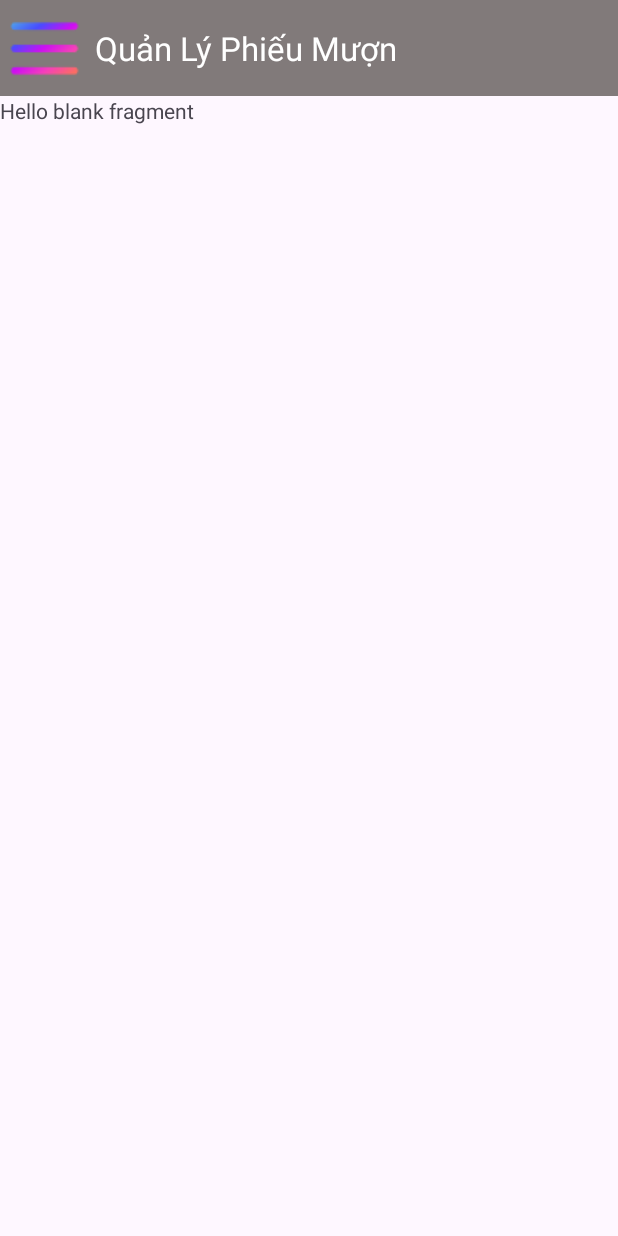
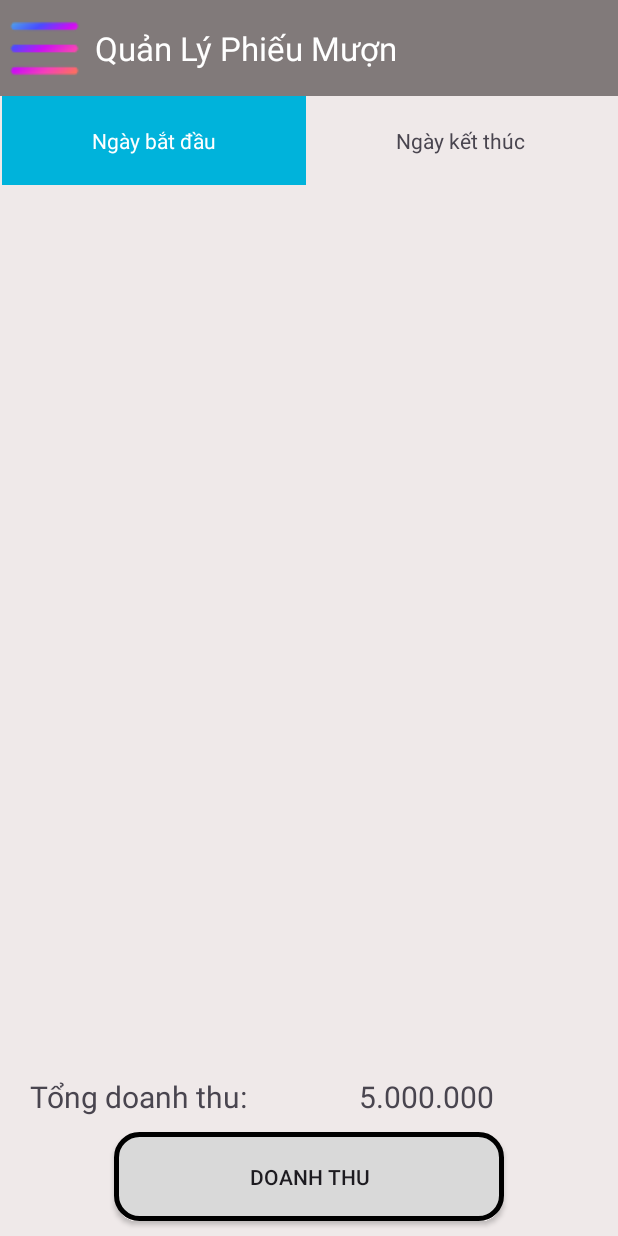
Before and after one commit to tritoan24/Khopro, an Android app: the fragment ThongKeFragment placed in its activity, on a phone screen of 412 x 824 dp. Run offline under Robolectric (Android 15) with nearby library versions, the phone set to English and light mode, and no system bars.

Commit message:
Manh Hieu BanAnDAO, fragment_q_l_ban_an.xml, fragment_thong_ke.xml

```diff
--- a/app/src/main/java/com/ph32395/khopro/Fragment/ThongKeFragment.java
+++ b/app/src/main/java/com/ph32395/khopro/Fragment/ThongKeFragment.java
@@ -1,5 +1,6 @@
 package com.ph32395.khopro.Fragment;
 
+import android.app.DatePickerDialog;
 import android.os.Bundle;
 
 import androidx.fragment.app.Fragment;
@@ -7,60 +8,96 @@ import androidx.fragment.app.Fragment;
 import android.view.LayoutInflater;
 import android.view.View;
 import android.view.ViewGroup;
+import android.widget.Button;
+import android.widget.DatePicker;
+import android.widget.ListView;
+import android.widget.TextView;
 
 import com.ph32395.khopro.R;
 
-/**
- * A simple {@link Fragment} subclass.
- * Use the {@link ThongKeFragment#newInstance} factory method to
- * create an instance of this fragment.
- */
+import java.util.Calendar;
+
 public class ThongKeFragment extends Fragment {
 
-    // TODO: Rename parameter arguments, choose names that match
-    // the fragment initialization parameters, e.g. ARG_ITEM_NUMBER
-    private static final String ARG_PARAM1 = "param1";
-    private static final String ARG_PARAM2 = "param2";
-
-    // TODO: Rename and change types of parameters
-    private String mParam1;
-    private String mParam2;
-
-    public ThongKeFragment() {
-        // Required empty public constructor
-    }
-
-    /**
-     * Use this factory method to create a new instance of
-     * this fragment using the provided parameters.
-     *
-     * @param param1 Parameter 1.
-     * @param param2 Parameter 2.
-     * @return A new instance of fragment ThongKeFragment.
-     */
-    // TODO: Rename and change types and number of parameters
-    public static ThongKeFragment newInstance(String param1, String param2) {
-        ThongKeFragment fragment = new ThongKeFragment();
-        Bundle args = new Bundle();
-        args.putString(ARG_PARAM1, param1);
-        args.putString(ARG_PARAM2, param2);
-        fragment.setArguments(args);
-        return fragment;
-    }
-
-    @Override
-    public void onCreate(Bundle savedInstanceState) {
-        super.onCreate(savedInstanceState);
-        if (getArguments() != null) {
-            mParam1 = getArguments().getString(ARG_PARAM1);
-            mParam2 = getArguments().getString(ARG_PARAM2);
-        }
-    }
+    TextView tv_ngayBatDau, tv_ngayKetThuc, tv_thongDoanhThu;
+    Button btn_doanhThu;
+    ListView lv_doanhThu;
 
     @Override
     public View onCreateView(LayoutInflater inflater, ViewGroup container,
                              Bundle savedInstanceState) {
         // Inflate the layout for this fragment
-        return inflater.inflate(R.layout.fragment_thong_ke, container, false);
+        View v = inflater.inflate(R.layout.fragment_thong_ke, container, false);
+        tv_ngayBatDau = v.findViewById(R.id.tv_ngayBatDau);
+        tv_ngayKetThuc = v.findViewById(R.id.tv_ngayKetThuc);
+        tv_thongDoanhThu = v.findViewById(R.id.tv_tongDoanhThu);
+        btn_doanhThu = v.findViewById(R.id.btn_doanhThu);
+        lv_doanhThu = v.findViewById(R.id.lv_doanhThu);
+
+        Calendar calendar = Calendar.getInstance();
+        tv_ngayBatDau.setOnClickListener(new View.OnClickListener() {
+            @Override
+            public void onClick(View view) {
+                DatePickerDialog dialog = new DatePickerDialog(
+                        getContext(), new DatePickerDialog.OnDateSetListener() {
+                    @Override
+                    public void onDateSet(DatePicker datePicker, int i, int i1, int i2) {
+                        String Ngay = "";
+                        String Thang = "";
+                        if (i2 < 10) {
+                            Ngay = "0" + i2;
+                        } else {
+                            Ngay = String.valueOf(i2);
+                        }
+
+                        if ((i1 + 1) < 10) {
+                            Thang = "0" + (i1 + 1);
+                        } else {
+                            Thang = String.valueOf(i1 + 1);
+                        }
+                        tv_ngayBatDau.setText(i + "/" + Thang + "/" + Ngay);
+                    }
+                },
+                        calendar.get(calendar.YEAR),
+                        calendar.get(calendar.MONTH),
+                        calendar.get(calendar.DAY_OF_MONTH)
+                );
+                dialog.show();
+            }
+        });
+
+        tv_ngayKetThuc.setOnClickListener(new View.OnClickListener() {
+            @Override
+            public void onClick(View view) {
+                DatePickerDialog dialog = new DatePickerDialog(
+                        getContext(), new DatePickerDialog.OnDateSetListener() {
+                    @Override
+                    public void onDateSet(DatePicker datePicker, int i, int i1, int i2) {
+                        String Ngay = "";
+                        String Thang = "";
+                        if(i2 < 10){
+                            Ngay = "0" + i2;
+                        }else{
+                            Ngay = String.valueOf(i2);
+                        }
+
+                        if((i1 + 1) < 10){
+                            Thang = "0" + (i1 + 1);
+                        }else{
+                            Thang = String.valueOf(i1 + 1);
+                        }
+                        tv_ngayKetThuc.setText(i + "/" + Thang + "/" + Ngay);
+                    }
+                },
+                        calendar.get(calendar.YEAR),
+                        calendar.get(calendar.MONTH),
+                        calendar.get(calendar.DAY_OF_MONTH)
+                );
+                dialog.show();
+            }
+        });
+
+
+        return v;
     }
 }
--- /dev/null
+++ b/app/src/main/res/drawable/button_doanhthu_custom.xml
@@ -0,0 +1,10 @@
+<?xml version="1.0" encoding="utf-8"?>
+<shape xmlns:android="http://schemas.android.com/apk/res/android">
+    <solid
+        android:color="#D9D9D9" />
+    <stroke
+        android:color="@color/black"
+        android:width="3dp"/>
+    <corners
+        android:radius="15dp"/>
+</shape>
--- a/app/src/main/res/layout/activity_login.xml
+++ b/app/src/main/res/layout/activity_login.xml
@@ -5,7 +5,7 @@
     android:layout_width="match_parent"
     android:layout_height="match_parent"
     tools:context=".LoginActivity"
-    android:background="#B6B3B3"
+    android:background="#EFE9E9"
     >
 
     <ImageView
--- a/app/src/main/res/layout/fragment_thong_ke.xml
+++ b/app/src/main/res/layout/fragment_thong_ke.xml
@@ -1,14 +1,69 @@
 <?xml version="1.0" encoding="utf-8"?>
-<FrameLayout xmlns:android="http://schemas.android.com/apk/res/android"
+<LinearLayout xmlns:android="http://schemas.android.com/apk/res/android"
     xmlns:tools="http://schemas.android.com/tools"
     android:layout_width="match_parent"
     android:layout_height="match_parent"
+    android:orientation="vertical"
+    android:background="#EFE9E9"
     tools:context=".Fragment.ThongKeFragment">
 
-    <!-- TODO: Update blank fragment layout -->
-    <TextView
+    <LinearLayout
         android:layout_width="match_parent"
-        android:layout_height="match_parent"
-        android:text="@string/hello_blank_fragment" />
+        android:layout_height="wrap_content"
+        android:gravity="center">
+        <TextView
+            android:id="@+id/tv_ngayBatDau"
+            android:layout_width="wrap_content"
+            android:layout_height="wrap_content"
+            android:text="Ngày bắt đầu"
+            android:background="#00B3DB"
+            android:paddingVertical="20dp"
+            android:paddingHorizontal="60dp"
+            android:textColor="@color/white"/>
 
-</FrameLayout>
+        <TextView
+            android:id="@+id/tv_ngayKetThuc"
+            android:layout_width="wrap_content"
+            android:layout_height="wrap_content"
+            android:paddingHorizontal="60dp"
+            android:paddingVertical="20dp"
+            android:text="Ngày kết thúc" />
+    </LinearLayout>
+
+    <ListView
+        android:id="@+id/lv_doanhThu"
+        android:layout_width="match_parent"
+        android:layout_height="0dp"
+        android:layout_weight="1"
+        android:padding="10dp"/>
+    <LinearLayout
+        android:layout_width="match_parent"
+        android:layout_height="wrap_content"
+        android:layout_marginLeft="20dp">
+        <TextView
+            android:layout_width="wrap_content"
+            android:layout_height="wrap_content"
+            android:text="Tổng doanh thu: "
+            android:textSize="20dp"
+            android:gravity="start"/>
+        <TextView
+            android:id="@+id/tv_tongDoanhThu"
+            android:layout_width="wrap_content"
+            android:layout_height="wrap_content"
+            android:text="5.000.000 "
+            android:layout_gravity="center"
+            android:layout_marginLeft="70dp"
+            android:textSize="20dp"/>
+    </LinearLayout>
+
+    <androidx.appcompat.widget.AppCompatButton
+        android:id="@+id/btn_doanhThu"
+        android:layout_width="wrap_content"
+        android:layout_height="wrap_content"
+        android:layout_gravity="center"
+        android:paddingVertical="20dp"
+        android:paddingHorizontal="90dp"
+        android:text="Doanh thu"
+        android:background="@drawable/button_doanhthu_custom"
+        android:layout_marginVertical="10dp"/>
+</LinearLayout>
```
Also changed, not shown: app/src/main/java/com/ph32395/khopro/Adapter/BanAn_Adapter.java (added, +94 -0 lines), app/src/main/java/com/ph32395/khopro/DAO/BanAnDAO.java (+65 -0 lines), app/src/main/java/com/ph32395/khopro/DAO/ThongKeDAO.java (added, +13 -0 lines), app/src/main/java/com/ph32395/khopro/Fragment/QLBanAnFragment.java (+45 -1 lines), app/src/main/res/drawable/custom_button_banan.xml (added, +7 -0 lines), app/src/main/res/drawable/custom_edt_banan.xml (added, +8 -0 lines), app/src/main/res/drawable/custom_item.xml (added, +7 -0 lines), app/src/main/res/layout/add_banan.xml (added, +52 -0 lines), app/src/main/res/layout/fragment_q_l_ban_an.xml (+12 -4 lines), app/src/main/res/layout/item_banan.xml (added, +68 -0 lines), app/src/main/res/drawable/icon_delete.png (added), app/src/main/res/drawable/icon_edit.png (added).
